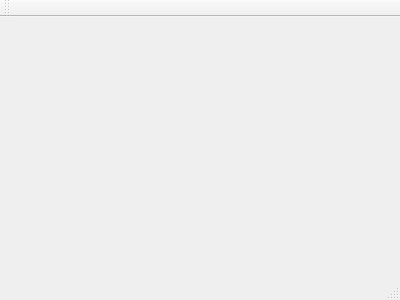
eespdg/dbusdemo, file server/servermainwindow.ui: the form before one commit.
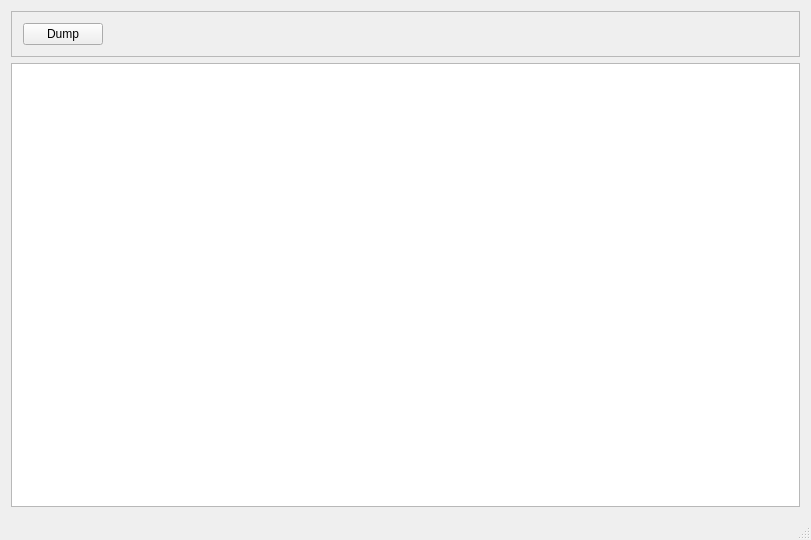
The form after the commit.

The edit to the form file:
```diff
--- a/server/servermainwindow.ui
+++ b/server/servermainwindow.ui
@@ -1,24 +1,59 @@
 <ui version="4.0">
  <class>ServerMainWindow</class>
- <widget class="QMainWindow" name="ServerMainWindow" >
-  <property name="geometry" >
+ <widget class="QMainWindow" name="ServerMainWindow">
+  <property name="geometry">
    <rect>
     <x>0</x>
     <y>0</y>
-    <width>400</width>
-    <height>300</height>
+    <width>811</width>
+    <height>540</height>
    </rect>
   </property>
   <property name="windowTitle" >
    <string>ServerMainWindow</string>
   </property>
-  <widget class="QMenuBar" name="menuBar" />
-  <widget class="QToolBar" name="mainToolBar" />
-  <widget class="QWidget" name="centralWidget" />
-  <widget class="QStatusBar" name="statusBar" />
+  <widget class="QWidget" name="centralWidget">
+   <layout class="QVBoxLayout" name="verticalLayout">
+    <item>
+     <widget class="QFrame" name="frame">
+      <property name="frameShape">
+       <enum>QFrame::StyledPanel</enum>
+      </property>
+      <property name="frameShadow">
+       <enum>QFrame::Raised</enum>
+      </property>
+      <layout class="QHBoxLayout" name="horizontalLayout">
+       <item>
+        <widget class="QPushButton" name="dump">
+         <property name="text">
+          <string>Dump</string>
+         </property>
+        </widget>
+       </item>
+       <item>
+        <spacer name="horizontalSpacer">
+         <property name="orientation">
+          <enum>Qt::Horizontal</enum>
+         </property>
+         <property name="sizeHint" stdset="0">
+          <size>
+           <width>40</width>
+           <height>20</height>
+          </size>
+         </property>
+        </spacer>
+       </item>
+      </layout>
+     </widget>
+    </item>
+    <item>
+     <widget class="QGraphicsView" name="graphicsView"/>
+    </item>
+   </layout>
+  </widget>
+  <widget class="QStatusBar" name="statusBar"/>
  </widget>
- <layoutDefault spacing="6" margin="11" />
- <pixmapfunction></pixmapfunction>
+ <layoutdefault spacing="6" margin="11"/>
  <resources/>
  <connections/>
 </ui>
```
Left out of the diff: 3 changed lines with no effect on the pictures.
